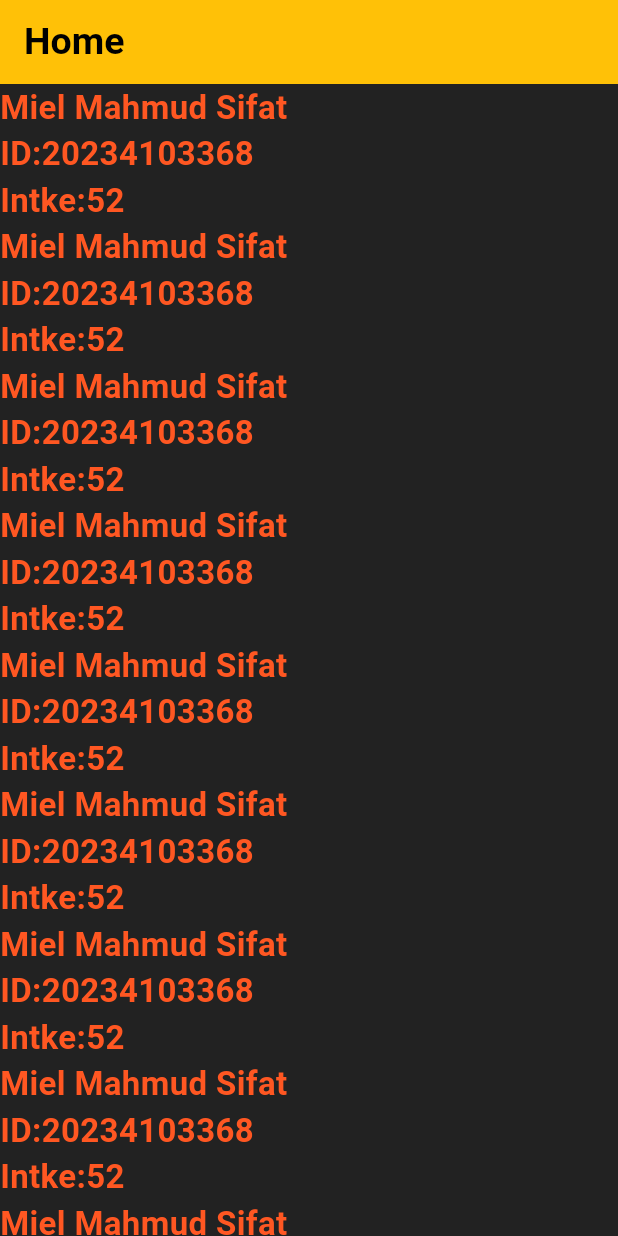
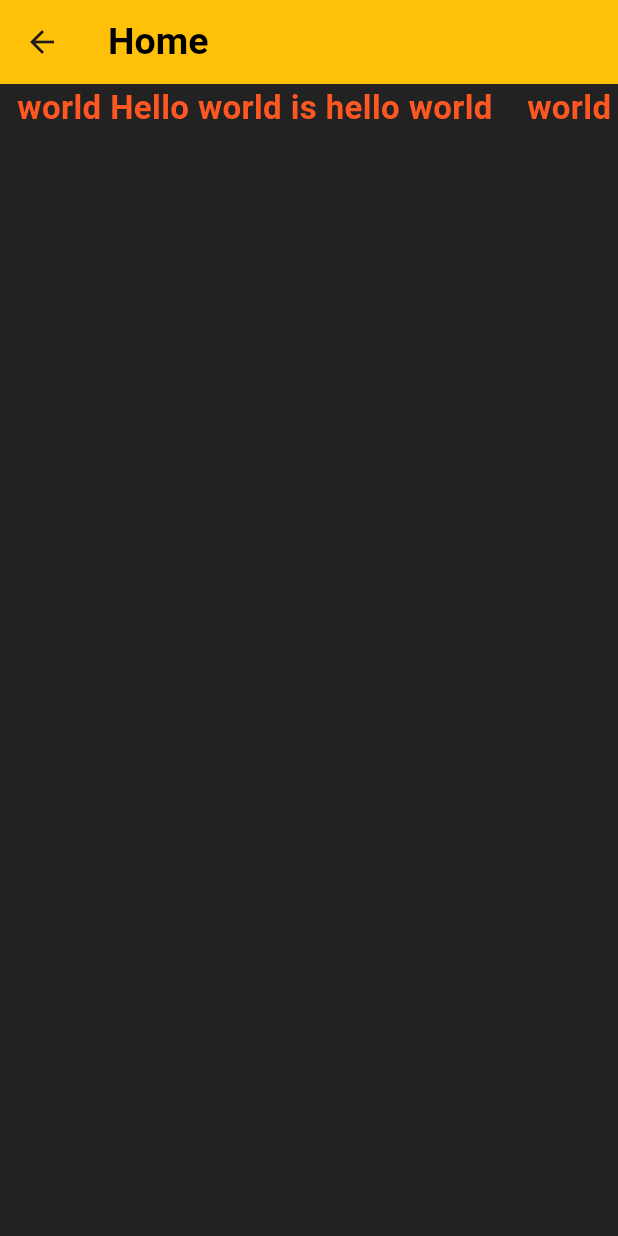
Before and after one commit to miel2793/practice_flutter, a Flutter app: the Home screen opened directly, on a phone screen of 412 x 824 dp. Run offline on Flutter 3.47's test engine with Material 3 defaults, Android fonts, the phone set to English and light mode, and no system bars.

Commit message:
add to github

```diff
--- a/lib/app.dart
+++ b/lib/app.dart
@@ -1,4 +1,5 @@
 import 'package:flutter/material.dart';
+import 'package:practice_flutter/button.dart';
 import 'package:practice_flutter/home.dart';
 class Myapp extends StatelessWidget {
    Myapp({super.key});
@@ -9,7 +10,7 @@ class Myapp extends StatelessWidget {
       //theme:ThemeData(b),
       debugShowCheckedModeBanner: false,
       title:"Practice",
-      home:Home(),
+      home:Button(),
     );
   }
 }
--- a/lib/home.dart
+++ b/lib/home.dart
@@ -12,7 +12,28 @@ class Home extends StatelessWidget {
         fontSize:25,color:Colors.black),)
       ),
 body:SingleChildScrollView(
-  child: Column(
+  child:SingleChildScrollView(
+    scrollDirection:Axis.horizontal,
+    child: Row(
+      mainAxisAlignment:MainAxisAlignment.spaceEvenly,
+     // crossAxisAlignment:CrossAxisAlignment.,
+      children: [
+        Text("  world",
+            style:TextStyle(color:Colors.deepOrange,
+                fontWeight: FontWeight.bold,
+                fontSize:22)),
+        Text(" Hello world is hello world  ",
+            style:TextStyle(color:Colors.deepOrange,
+                fontWeight: FontWeight.bold,
+                fontSize:22)),
+        Text("  world",
+            style:TextStyle(color:Colors.deepOrange,
+                fontWeight: FontWeight.bold,
+                fontSize:22)),
+      ],
+    ),
+  )
+  /*Column(
     children: [
       Text("Miel Mahmud Sifat\nID:20234103368\nIntke:52  ",
           style:TextStyle(color:Colors.deepOrange,
@@ -71,7 +92,7 @@ body:SingleChildScrollView(
               fontWeight: FontWeight.bold,
               fontSize:22)),
     ],
-  ),
+  ),*/
 )
 
 
--- a/lib/note/stateless and statefull wiget.dart
+++ b/lib/note/stateless and statefull wiget.dart
@@ -2,3 +2,7 @@
  // tow type of wiget
  // 1 . stateful = update hobe ,  2 stateless = update hobe na
  //appbar, coloum,
+ //color opacity:
+ // 1  colors. colorname[opacity level ];
+ //2  colors. colorname.withopacity(maximum 0-1)
+ //3 colors.colorname.shade
```
Also changed, not shown: lib/Appbar.dart (deleted, +0 -14 lines), lib/button.dart (added, +29 -0 lines).
